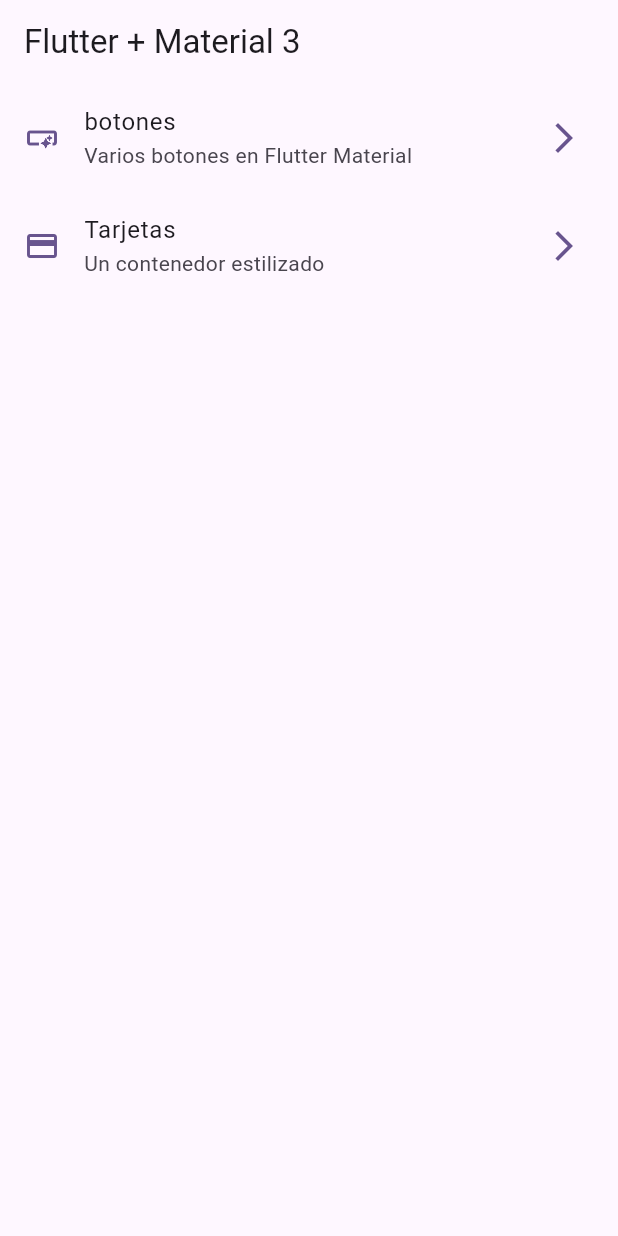
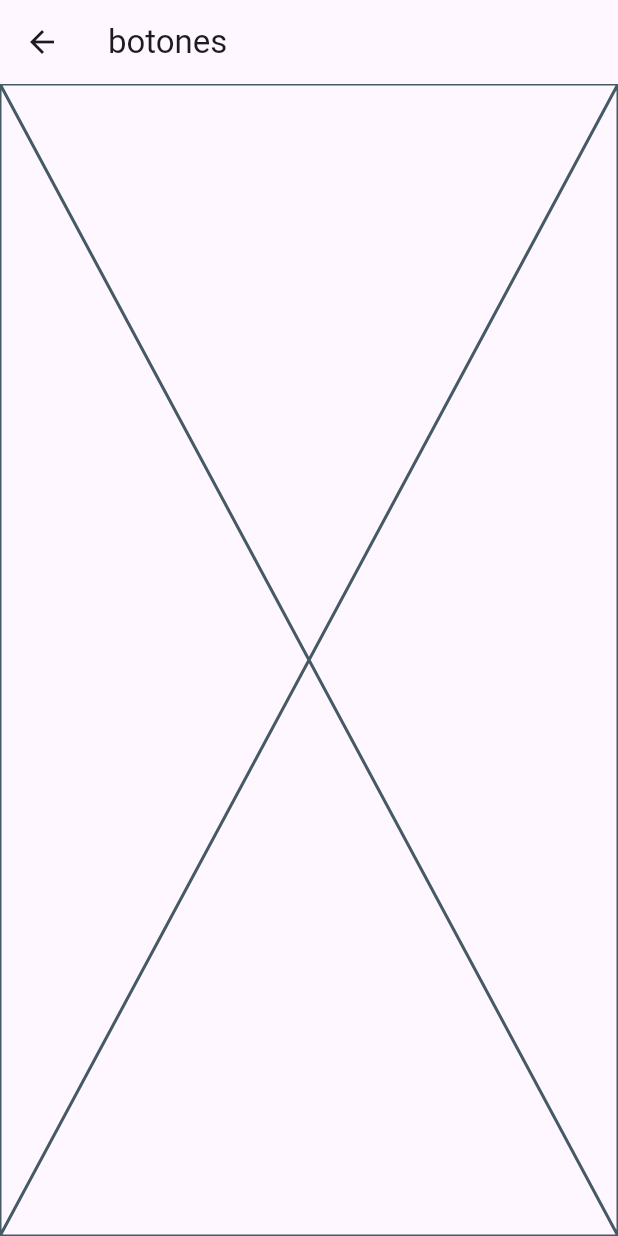
Before and after one commit to tecBogarin/widgets_2024_1, a Flutter app: the screen it shows after launch, after a tap on "botones", on a phone screen of 412 x 824 dp. Run offline on Flutter 3.47's test engine with Material 3 defaults, Android fonts, the phone set to English and light mode, and no system bars; our stand-ins replace go_router.

Commit message:
subir antes que me vaya

```diff
--- a/lib/config/menu/menu_items.dart
+++ b/lib/config/menu/menu_items.dart
@@ -4,10 +4,12 @@
   final String title;
   final String subtitle;
   final String link;
+  final String nameScreen;
   final IconData icon;
 
   const MenuItem(
-      {required this.title,
+      {required this.nameScreen,
+      required this.title,
       required this.subtitle,
       required this.link,
       required this.icon});
@@ -18,10 +20,12 @@
       title: 'botones',
       subtitle: 'Varios botones en Flutter Material',
       link: '/buttons',
+      nameScreen: "ButtonScreen",
       icon: Icons.smart_button_outlined),
   MenuItem(
       title: 'Tarjetas',
       subtitle: 'Un contenedor estilizado',
-      link: '/card',
+      link: '/cards',
+      nameScreen: "CardScreen",
       icon: Icons.credit_card)
 ];
--- /dev/null
+++ b/lib/config/routers/router.dart
@@ -0,0 +1,26 @@
+import 'package:go_router/go_router.dart';
+import 'package:widgets_2024_1/presentation/screens/buttons/ButtonScreen.dart';
+import 'package:widgets_2024_1/presentation/screens/cards/CardScreen.dart';
+import 'package:widgets_2024_1/presentation/screens/home/home.dart';
+
+final appRouter = GoRouter(
+  debugLogDiagnostics: true,
+  initialLocation: '/',
+  routes: [
+    GoRoute(
+      path: '/',
+      name: const HomeScreen().nameScreen,
+      builder: (context, state) => const HomeScreen(),
+    ),
+    GoRoute(
+      path: '/buttons',
+      name: const ButtonScreen().nameScreen,
+      builder: (context, state) => const ButtonScreen(),
+    ),
+    GoRoute(
+      path: '/cards',
+      name: const CardScreen().nameScreen,
+      builder: (context, state) => const CardScreen(),
+    ),
+  ],
+);
--- a/lib/main.dart
+++ b/lib/main.dart
@@ -1,4 +1,5 @@
 import 'package:flutter/material.dart';
+import 'package:widgets_2024_1/config/routers/router.dart';
 import 'package:widgets_2024_1/config/theme/app_theme.dart';
 import 'package:widgets_2024_1/presentation/screens/home/home.dart';
 
@@ -11,10 +12,10 @@
 
   @override
   Widget build(BuildContext context) {
-    return MaterialApp(
+    return MaterialApp.router(
       debugShowCheckedModeBanner: false,
       theme: AppTheme(selectedColor: 6).getTheme(),
-      home: const HomeScreen(),
+      routerConfig: appRouter,
     );
   }
 }
--- /dev/null
+++ b/lib/presentation/screens/buttons/ButtonScreen.dart
@@ -0,0 +1,17 @@
+import 'package:flutter/material.dart';
+
+class ButtonScreen extends StatelessWidget {
+  final String nameScreen = "ButtonScreen";
+
+  const ButtonScreen({super.key});
+
+  @override
+  Widget build(BuildContext context) {
+    return Scaffold(
+      appBar: AppBar(
+        title: const Text("botones"),
+      ),
+      body: const Placeholder(),
+    );
+  }
+}
--- a/lib/presentation/screens/home/home.dart
+++ b/lib/presentation/screens/home/home.dart
@@ -4,6 +4,8 @@
 
 class HomeScreen extends StatelessWidget {
   const HomeScreen({super.key});
+
+  final String nameScreen = "HomeScreen";
 
   @override
   Widget build(BuildContext context) {
--- a/lib/presentation/witgets/CustomListTitle.dart
+++ b/lib/presentation/witgets/CustomListTitle.dart
@@ -1,4 +1,5 @@
 import 'package:flutter/material.dart';
+import 'package:go_router/go_router.dart';
 import 'package:widgets_2024_1/config/menu/menu_items.dart';
 
 class CustomListTitle extends StatelessWidget {
@@ -24,7 +25,7 @@
       title: Text(menuItem.title),
       subtitle: Text(menuItem.subtitle),
       onTap: () {
-        print('llamado de la liga a donde ir ${menuItem.link}');
+        context.pushNamed(menuItem.nameScreen);
       },
     );
   }
--- a/pubspec.yaml
+++ b/pubspec.yaml
@@ -9,11 +9,12 @@
 dependencies:
   flutter:
     sdk: flutter
+  go_router: ^13.2.1
 
 dev_dependencies:
+  flutter_lints: ^3.0.1
   flutter_test:
     sdk: flutter
-  flutter_lints: ^3.0.0
 
 flutter:
   uses-material-design: true
```
Also changed, not shown: lib/presentation/screens/cards/CardScreen.dart (added, +17 -0 lines), pubspec.lock.
